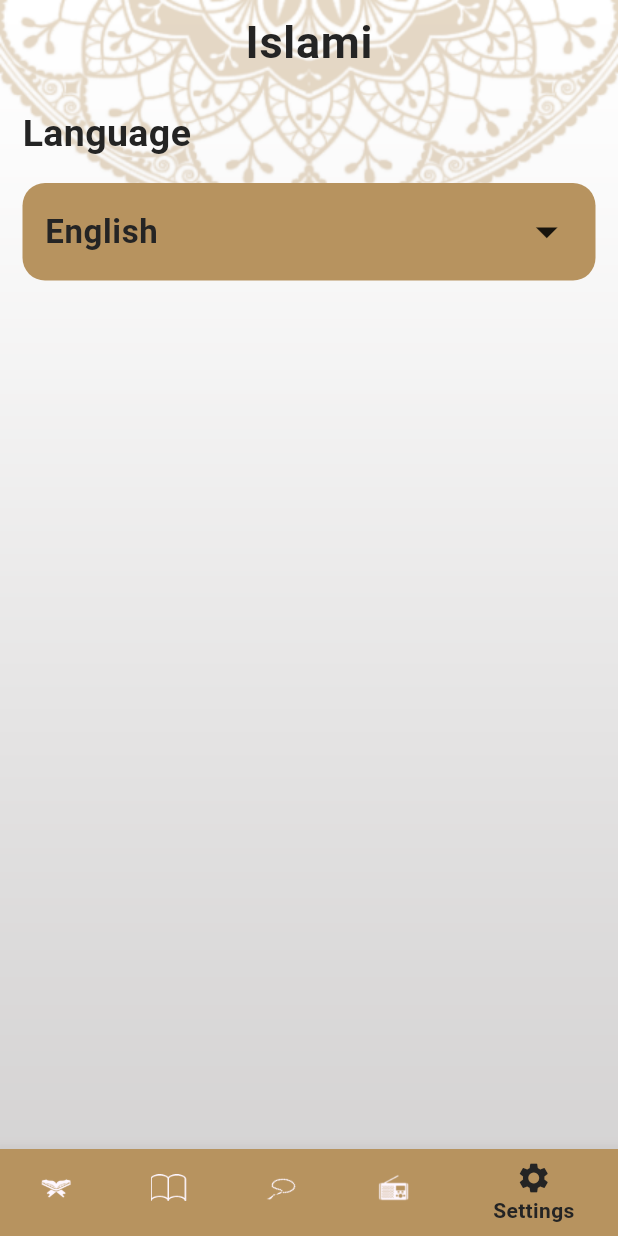
After one commit to Amira-ElSafty/islami_app_c11_sun_3, a Flutter app: the screen it shows after launch, item 5 of the bottom bar chosen, on a phone screen of 412 x 824 dp. The commit adds this screen. Run offline on Flutter 3.47's test engine with Material 3 defaults, Android fonts, the phone set to English and light mode, and no system bars; generated files the repository leaves out were written again.

Commit message:
finished localizations. added setting tab and finished localizations by using provider.

```diff
--- /dev/null
+++ b/l10n.yaml
@@ -0,0 +1,3 @@
+arb-dir: lib/l10n
+template-arb-file: app_en.arb
+output-localization-file: app_localizations.dart
--- a/lib/home/hadeth/hadeth_tab.dart
+++ b/lib/home/hadeth/hadeth_tab.dart
@@ -1,6 +1,7 @@
 import 'package:flutter/material.dart';
 import 'package:flutter/services.dart';
 import 'package:flutter_app_islami_sun3_c11/home/hadeth/item_hadeth_name.dart';
+import 'package:flutter_gen/gen_l10n/app_localizations.dart';
 
 import '../../app_colors.dart';
 
@@ -25,7 +26,7 @@ class _HadethTabState extends State<HadethTab> {
           thickness: 3,
         ),
         Text(
-          'Hadeth Name',
+          AppLocalizations.of(context)!.hadeth_name,
           style: Theme.of(context).textTheme.bodyMedium,
         ),
         Divider(
--- a/lib/home/home_screen.dart
+++ b/lib/home/home_screen.dart
@@ -3,6 +3,8 @@ import 'package:flutter_app_islami_sun3_c11/home/hadeth/hadeth_tab.dart';
 import 'package:flutter_app_islami_sun3_c11/home/quran/quran_tab.dart';
 import 'package:flutter_app_islami_sun3_c11/home/radio/radio_tab.dart';
 import 'package:flutter_app_islami_sun3_c11/home/sebha/sebha_tab.dart';
+import 'package:flutter_app_islami_sun3_c11/home/settings/settings_tab.dart';
+import 'package:flutter_gen/gen_l10n/app_localizations.dart';
 
 class HomeScreen extends StatefulWidget {
   static const String routeName = 'home_screen';
@@ -27,7 +29,7 @@ class _HomeScreenState extends State<HomeScreen> {
         Scaffold(
           appBar: AppBar(
             title: Text(
-              'Islami',
+              AppLocalizations.of(context)!.app_title,
               style: Theme.of(context).textTheme.bodyLarge,
             ),
           ),
@@ -40,20 +42,23 @@ class _HomeScreenState extends State<HomeScreen> {
                 selectedIndex = index;
                 setState(() {});
               },
-              items: const [
+              items: [
                 BottomNavigationBarItem(
                     icon: ImageIcon(AssetImage('assets/images/icon_quran.png')),
-                    label: 'Quran'),
+                    label: AppLocalizations.of(context)!.quran),
                 BottomNavigationBarItem(
                     icon:
                         ImageIcon(AssetImage('assets/images/icon_hadeth.png')),
-                    label: 'Hadeth'),
+                    label: AppLocalizations.of(context)!.hadeth),
                 BottomNavigationBarItem(
                     icon: ImageIcon(AssetImage('assets/images/icon_sebha.png')),
-                    label: 'Sebha'),
+                    label: AppLocalizations.of(context)!.sebha),
                 BottomNavigationBarItem(
                     icon: ImageIcon(AssetImage('assets/images/icon_radio.png')),
-                    label: 'Radio'),
+                    label: AppLocalizations.of(context)!.radio),
+                BottomNavigationBarItem(
+                    icon: Icon(Icons.settings),
+                    label: AppLocalizations.of(context)!.settings),
               ],
             ),
           ),
@@ -63,5 +68,11 @@ class _HomeScreenState extends State<HomeScreen> {
     );
   }
 
-  List<Widget> tabs = [QuranTab(), HadethTab(), SebhaTab(), RadioTab()];
+  List<Widget> tabs = [
+    QuranTab(),
+    HadethTab(),
+    SebhaTab(),
+    RadioTab(),
+    SettingsTab()
+  ];
 }
--- a/lib/home/quran/quran_tab.dart
+++ b/lib/home/quran/quran_tab.dart
@@ -1,6 +1,7 @@
 import 'package:flutter/material.dart';
 import 'package:flutter_app_islami_sun3_c11/app_colors.dart';
 import 'package:flutter_app_islami_sun3_c11/home/quran/item_sura_name.dart';
+import 'package:flutter_gen/gen_l10n/app_localizations.dart';
 
 class QuranTab extends StatelessWidget {
   List<String> names = [
@@ -130,7 +131,7 @@ class QuranTab extends StatelessWidget {
           thickness: 3,
         ),
         Text(
-          'Sura Name',
+          AppLocalizations.of(context)!.sura_name,
           style: Theme.of(context).textTheme.bodyMedium,
         ),
         Divider(
--- /dev/null
+++ b/lib/home/settings/settings_tab.dart
@@ -0,0 +1,64 @@
+import 'package:flutter/material.dart';
+import 'package:flutter_app_islami_sun3_c11/app_colors.dart';
+import 'package:flutter_app_islami_sun3_c11/home/settings/language_bottom_sheet.dart';
+import 'package:flutter_app_islami_sun3_c11/providers/app_config_provider.dart';
+import 'package:flutter_gen/gen_l10n/app_localizations.dart';
+import 'package:provider/provider.dart';
+
+class SettingsTab extends StatefulWidget {
+  @override
+  State<SettingsTab> createState() => _SettingsTabState();
+}
+
+class _SettingsTabState extends State<SettingsTab> {
+  @override
+  Widget build(BuildContext context) {
+    var provider = Provider.of<AppConfigProvider>(context);
+    return Container(
+      margin: EdgeInsets.all(15),
+      child: Column(
+        crossAxisAlignment: CrossAxisAlignment.stretch,
+        children: [
+          Text(
+            AppLocalizations.of(context)!.language,
+            style: Theme.of(context).textTheme.bodyMedium,
+          ),
+          SizedBox(
+            height: 15,
+          ),
+          InkWell(
+            onTap: () {
+              showLanguageBottomSheet();
+            },
+            child: Container(
+              padding: EdgeInsets.all(15),
+              decoration: BoxDecoration(
+                  color: AppColors.primaryLightColor,
+                  borderRadius: BorderRadius.circular(15)),
+              child: Row(
+                mainAxisAlignment: MainAxisAlignment.spaceBetween,
+                children: [
+                  Text(
+                    provider.appLanguage == 'en'
+                        ? AppLocalizations.of(context)!.english
+                        : AppLocalizations.of(context)!.arabic,
+                    style: Theme.of(context).textTheme.bodySmall,
+                  ),
+                  Icon(
+                    Icons.arrow_drop_down,
+                    size: 35,
+                  )
+                ],
+              ),
+            ),
+          ),
+        ],
+      ),
+    );
+  }
+
+  void showLanguageBottomSheet() {
+    showModalBottomSheet(
+        context: context, builder: (context) => LanguageBottomSheet());
+  }
+}
--- /dev/null
+++ b/lib/l10n/app_ar.arb
@@ -0,0 +1,13 @@
+{
+"app_title" : "اسلامي",
+"sura_name" : "اسم السورة",
+"quran" : "القران",
+"hadeth" : "الحديث",
+"sebha" : "السبحة",
+"radio" : "الاذاعة",
+"hadeth_name" : "اسم الحديث",
+"language" : "اللغة",
+"settings" : "الاعدادات",
+"arabic" : "العربية",
+"english" : "الانجليزية"
+}
--- /dev/null
+++ b/lib/l10n/app_en.arb
@@ -0,0 +1,13 @@
+{
+"app_title" : "Islami",
+"sura_name" : "Sura Name",
+"quran" : "Quran",
+"hadeth" : "Hadeth",
+"sebha" : "Sebha",
+"radio" : "Radio",
+"hadeth_name" : "Hadeth Name",
+"language" : "Language",
+"settings" : "Settings",
+"arabic" : "Arabic",
+"english" : "English"
+}
--- a/lib/main.dart
+++ b/lib/main.dart
@@ -3,9 +3,13 @@ import 'package:flutter_app_islami_sun3_c11/home/hadeth/hadeth_details_screen.da
 import 'package:flutter_app_islami_sun3_c11/home/home_screen.dart';
 import 'package:flutter_app_islami_sun3_c11/home/quran/sura_details_screen.dart';
 import 'package:flutter_app_islami_sun3_c11/my_theme_data.dart';
+import 'package:flutter_app_islami_sun3_c11/providers/app_config_provider.dart';
+import 'package:flutter_gen/gen_l10n/app_localizations.dart';
+import 'package:provider/provider.dart';
 
 void main() {
-  runApp(MyApp());
+  runApp(ChangeNotifierProvider(
+      create: (context) => AppConfigProvider(), child: MyApp()));
 }
 
 class MyApp extends StatelessWidget {
@@ -13,6 +17,7 @@ class MyApp extends StatelessWidget {
 
   @override
   Widget build(BuildContext context) {
+    var provider = Provider.of<AppConfigProvider>(context);
     return MaterialApp(
       debugShowCheckedModeBanner: false,
       initialRoute: HomeScreen.routeName,
@@ -22,6 +27,9 @@ class MyApp extends StatelessWidget {
         HadethDetailsScreen.routeName: (context) => HadethDetailsScreen(),
       },
       theme: MyThemeData.lightMode,
+      localizationsDelegates: AppLocalizations.localizationsDelegates,
+      supportedLocales: AppLocalizations.supportedLocales,
+      locale: Locale(provider.appLanguage),
     );
   }
 }
--- /dev/null
+++ b/lib/providers/app_config_provider.dart
@@ -0,0 +1,14 @@
+import 'package:flutter/material.dart';
+
+class AppConfigProvider extends ChangeNotifier {
+  /// data
+  String appLanguage = 'en';
+
+  void changeLanguage(String newLanguage) {
+    if (appLanguage == newLanguage) {
+      return;
+    }
+    appLanguage = newLanguage;
+    notifyListeners();
+  }
+}
--- a/pubspec.yaml
+++ b/pubspec.yaml
@@ -30,6 +30,10 @@ environment:
 dependencies:
   flutter:
     sdk: flutter
+  flutter_localizations:
+    sdk: flutter
+  intl: any
+  provider: ^6.1.2
 
 
   # The following adds the Cupertino Icons font to your application.
@@ -52,6 +56,7 @@ dev_dependencies:
 
 # The following section is specific to Flutter packages.
 flutter:
+  generate: true
 
   # The following line ensures that the Material Icons font is
   # included with your application, so that you can use the icons in
```
Also changed, not shown: lib/home/settings/language_bottom_sheet.dart (added, +73 -0 lines), pubspec.lock.
